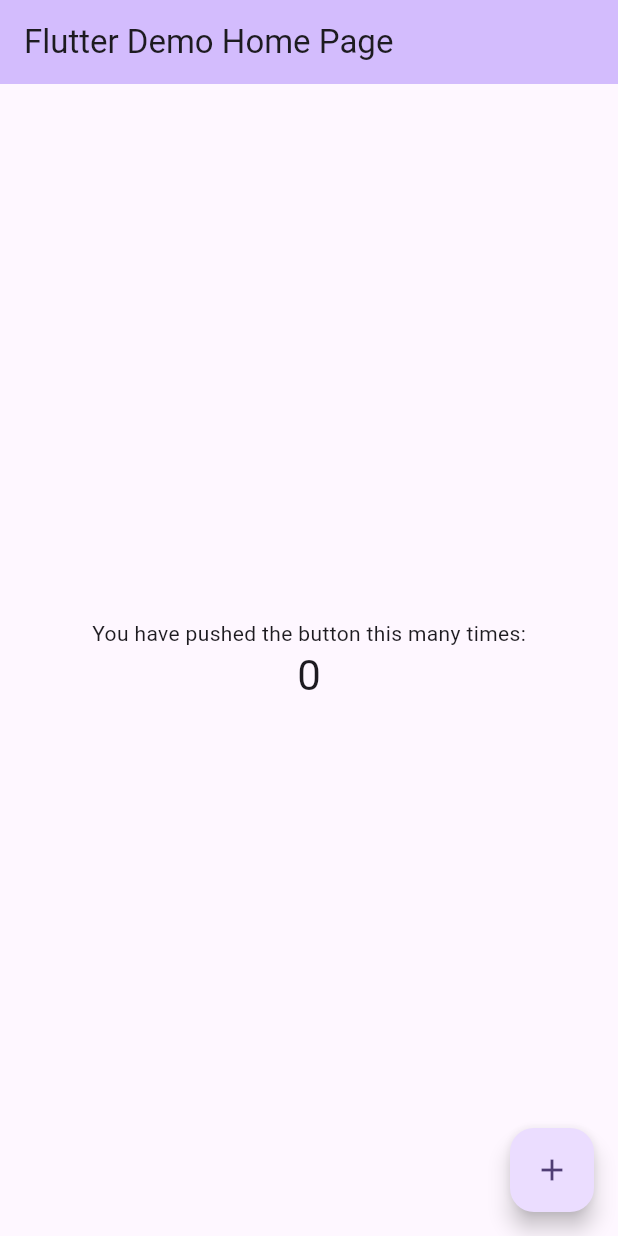
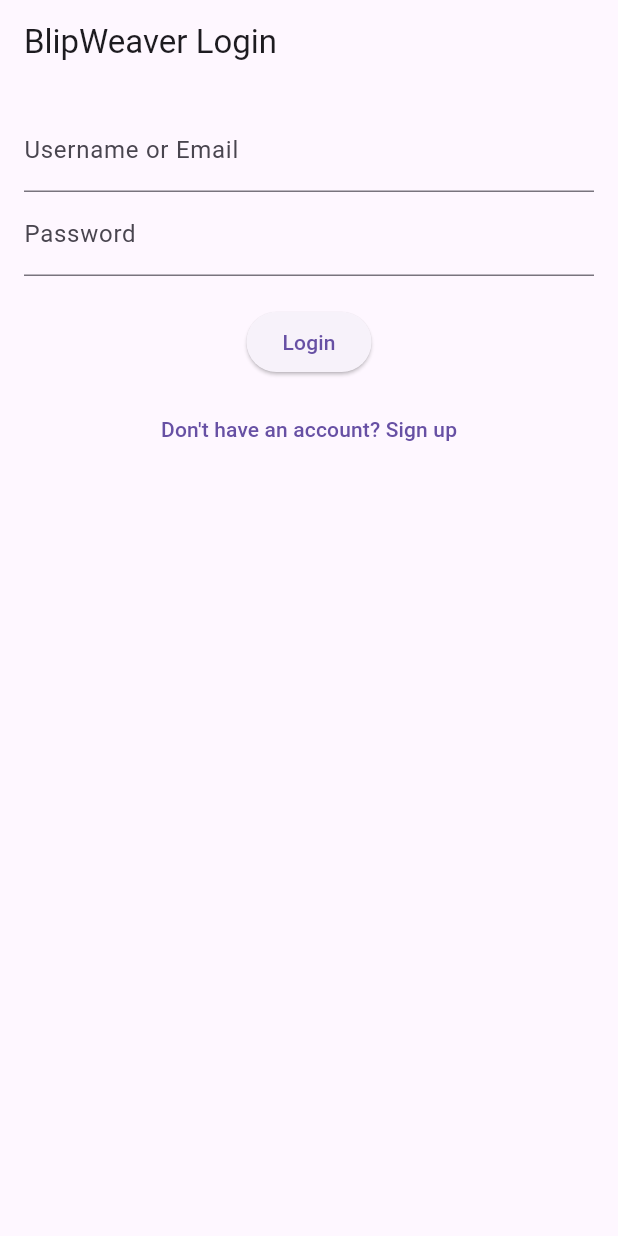
Before and after one commit to Hecate946/blipweaver, a Flutter app: the screen it shows after launch, on a phone screen of 412 x 824 dp. Run offline on Flutter 3.47's test engine with Material 3 defaults, Android fonts, the phone set to English and light mode, and no system bars; our stand-ins replace dio, flutter_riverpod.

Commit message:
create frontend structure and implement barebones login/signup system

```diff
--- /dev/null
+++ b/frontend/lib/core/constants.dart
@@ -0,0 +1,3 @@
+class Constants {
+  static const String baseUrl = "http://10.0.2.2:8000/auth";
+}
--- /dev/null
+++ b/frontend/lib/features/authentication/data/datasources/auth_remote_data_source.dart
@@ -0,0 +1,42 @@
+import 'package:dio/dio.dart';
+import 'package:frontend/core/constants.dart';
+import 'package:frontend/features/authentication/data/models/login_model.dart';
+
+abstract class AuthRemoteDataSource {
+  Future<LoginModel> login(String identifier, String password);
+  Future<void> signup(String username, String email, String password); // ✅ No need for separate API service
+}
+
+class AuthRemoteDataSourceImpl implements AuthRemoteDataSource {
+  final Dio dio;
+
+  AuthRemoteDataSourceImpl({required this.dio});
+
+  @override
+  Future<LoginModel> login(String identifier, String password) async {
+    try {
+      final response = await dio.post('${Constants.baseUrl}/login', data: {
+        "identifier": identifier,
+        "password": password
+      });
+      return LoginModel.fromJson(response.data);
+    } catch (e) {
+      print("Login API Error: $e"); // ✅ Log errors instead of crashing
+      throw Exception("Login failed");
+    }
+  }
+
+  @override
+  Future<void> signup(String username, String email, String password) async {
+    try {
+      await dio.post('${Constants.baseUrl}/signup', data: {
+        "username": username,
+        "email": email,
+        "password": password
+      });
+    } catch (e) {
+      print("Signup API Error: $e"); // ✅ Log errors for debugging
+      throw Exception("Signup failed");
+    }
+  }
+}
--- /dev/null
+++ b/frontend/lib/features/authentication/data/models/login_model.dart
@@ -0,0 +1,13 @@
+import 'package:frontend/features/authentication/domain/entities/user.dart';
+
+class LoginModel extends User {
+  LoginModel({required String email, required String username})
+      : super(email: email, username: username);
+
+  factory LoginModel.fromJson(Map<String, dynamic> json) {
+    return LoginModel(
+      email: json['email'],
+      username: json['username'],
+    );
+  }
+}
--- /dev/null
+++ b/frontend/lib/features/authentication/data/repositories/auth_repository_impl.dart
@@ -0,0 +1,19 @@
+import 'package:frontend/features/authentication/data/datasources/auth_remote_data_source.dart';
+import 'package:frontend/features/authentication/domain/entities/user.dart';
+import 'package:frontend/features/authentication/domain/repositories/auth_repository.dart';
+
+class AuthRepositoryImpl implements AuthRepository {
+  final AuthRemoteDataSource remoteDataSource;
+
+  AuthRepositoryImpl({required this.remoteDataSource});
+
+  @override
+  Future<User> login(String identifier, String password) async {
+    return await remoteDataSource.login(identifier, password);
+  }
+
+  @override
+  Future<void> signup(String username, String email, String password) async {
+    await remoteDataSource.signup(username, email, password);
+  }
+}
--- /dev/null
+++ b/frontend/lib/features/authentication/domain/entities/user.dart
@@ -0,0 +1,6 @@
+class User {
+  final String email;
+  final String username;
+
+  User({required this.email, required this.username});
+}
--- /dev/null
+++ b/frontend/lib/features/authentication/domain/repositories/auth_repository.dart
@@ -0,0 +1,6 @@
+import 'package:frontend/features/authentication/domain/entities/user.dart';
+
+abstract class AuthRepository {
+  Future<User> login(String identifier, String password);
+  Future<void> signup(String username, String email, String password); // ✅ Add this line
+}
--- /dev/null
+++ b/frontend/lib/features/authentication/domain/usecases/login_usecase.dart
@@ -0,0 +1,12 @@
+import 'package:frontend/features/authentication/domain/entities/user.dart';
+import 'package:frontend/features/authentication/domain/repositories/auth_repository.dart';
+
+class LoginUseCase {
+  final AuthRepository repository;
+
+  LoginUseCase({required this.repository});
+
+  Future<User> call(String identifier, String password) {
+    return repository.login(identifier, password);
+  }
+}
--- /dev/null
+++ b/frontend/lib/features/authentication/domain/usecases/signup_usecase.dart
@@ -0,0 +1,11 @@
+import 'package:frontend/features/authentication/domain/repositories/auth_repository.dart';
+
+class SignupUseCase {
+  final AuthRepository repository;
+
+  SignupUseCase({required this.repository});
+
+  Future<void> call(String username, String email, String password) async {
+    await repository.signup(username, email, password);
+  }
+}
--- /dev/null
+++ b/frontend/lib/features/authentication/presentation/pages/login_screen.dart
@@ -0,0 +1,63 @@
+import 'package:flutter/material.dart';
+import 'package:flutter_riverpod/flutter_riverpod.dart';
+import 'package:frontend/features/authentication/presentation/providers/auth_provider.dart';
+import 'package:frontend/features/authentication/presentation/pages/signup_screen.dart';
+
+class LoginScreen extends ConsumerWidget {
+  final TextEditingController identifierController = TextEditingController();
+  final TextEditingController passwordController = TextEditingController();
+
+  @override
+  Widget build(BuildContext context, WidgetRef ref) {
+    final auth = ref.watch(authProvider);
+
+    return Scaffold(
+      appBar: AppBar(title: Text('BlipWeaver Login')),
+      body: Padding(
+        padding: EdgeInsets.all(16),
+        child: Column(
+          children: [
+            TextField(
+              controller: identifierController,
+              decoration: InputDecoration(labelText: 'Username or Email'),
+            ),
+            TextField(
+              controller: passwordController,
+              obscureText: true,
+              decoration: InputDecoration(labelText: 'Password'),
+            ),
+            SizedBox(height: 20),
+            ElevatedButton(
+              onPressed: () async {
+                bool success = await ref.read(authProvider.notifier).login(
+                  identifierController.text,
+                  passwordController.text
+                );
+                if (success) {
+                  ScaffoldMessenger.of(context).showSnackBar(
+                    SnackBar(content: Text('Login Successful!'))
+                  );
+                } else {
+                  ScaffoldMessenger.of(context).showSnackBar(
+                    SnackBar(content: Text('Login Failed!'))
+                  );
+                }
+              },
+              child: auth ? CircularProgressIndicator() : Text('Login'),
+            ),
+            SizedBox(height: 10),
+            TextButton(
+              onPressed: () {
+                Navigator.push(
+                  context,
+                  MaterialPageRoute(builder: (context) => SignupScreen()),
+                );
+              },
+              child: Text("Don't have an account? Sign up"),
+            ),
+          ],
+        ),
+      ),
+    );
+  }
+}
--- /dev/null
+++ b/frontend/lib/features/authentication/presentation/providers/auth_provider.dart
@@ -0,0 +1,24 @@
+import 'package:flutter_riverpod/flutter_riverpod.dart';
+import 'package:frontend/features/authentication/domain/usecases/login_usecase.dart';
+import 'package:frontend/injection_container.dart';
+
+final authProvider = StateNotifierProvider<AuthNotifier, bool>((ref) {
+  final loginUseCase = ref.watch(loginUseCaseProvider); // ✅ Ensure correct provider access
+  return AuthNotifier(loginUseCase);
+});
+
+class AuthNotifier extends StateNotifier<bool> {
+  final LoginUseCase loginUseCase;
+
+  AuthNotifier(this.loginUseCase) : super(false);
+
+  Future<bool> login(String identifier, String password) async {
+    try {
+      await loginUseCase(identifier, password);
+      state = true;
+      return true;
+    } catch (e) {
+      return false;
+    }
+  }
+}
--- a/frontend/lib/main.dart
+++ b/frontend/lib/main.dart
@@ -1,122 +1,19 @@
 import 'package:flutter/material.dart';
+import 'package:flutter_riverpod/flutter_riverpod.dart';
+import 'package:frontend/features/authentication/presentation/pages/login_screen.dart';
+import 'package:frontend/injection_container.dart'; // Ensure providers are registered
 
 void main() {
-  runApp(const MyApp());
+  runApp(ProviderScope(child: MyApp())); // ✅ Ensures Riverpod is initialized
 }
 
 class MyApp extends StatelessWidget {
-  const MyApp({super.key});
-
-  // This widget is the root of your application.
   @override
   Widget build(BuildContext context) {
     return MaterialApp(
-      title: 'Flutter Demo',
-      theme: ThemeData(
-        // This is the theme of your application.
-        //
-        // TRY THIS: Try running your application with "flutter run". You'll see
-        // the application has a purple toolbar. Then, without quitting the app,
-        // try changing the seedColor in the colorScheme below to Colors.green
-        // and then invoke "hot reload" (save your changes or press the "hot
-        // reload" button in a Flutter-supported IDE, or press "r" if you used
-        // the command line to start the app).
-        //
-        // Notice that the counter didn't reset back to zero; the application
-        // state is not lost during the reload. To reset the state, use hot
-        // restart instead.
-        //
-        // This works for code too, not just values: Most code changes can be
-        // tested with just a hot reload.
-        colorScheme: ColorScheme.fromSeed(seedColor: Colors.deepPurple),
-      ),
-      home: const MyHomePage(title: 'Flutter Demo Home Page'),
+      debugShowCheckedModeBanner: false,
+      title: 'BlipWeaver',
+      home: LoginScreen(),
     );
   }
 }
-
-class MyHomePage extends StatefulWidget {
-  const MyHomePage({super.key, required this.title});
-
-  // This widget is the home page of your application. It is stateful, meaning
-  // that it has a State object (defined below) that contains fields that affect
-  // how it looks.
-
-  // This class is the configuration for the state. It holds the values (in this
-  // case the title) provided by the parent (in this case the App widget) and
-  // used by the build method of the State. Fields in a Widget subclass are
-  // always marked "final".
-
-  final String title;
-
-  @override
-  State<MyHomePage> createState() => _MyHomePageState();
-}
-
-class _MyHomePageState extends State<MyHomePage> {
-  int _counter = 0;
-
-  void _incrementCounter() {
-    setState(() {
-      // This call to setState tells the Flutter framework that something has
-      // changed in this State, which causes it to rerun the build method below
-      // so that the display can reflect the updated values. If we changed
-      // _counter without calling setState(), then the build method would not be
-      // called again, and so nothing would appear to happen.
-      _counter++;
-    });
-  }
-
-  @override
-  Widget build(BuildContext context) {
-    // This method is rerun every time setState is called, for instance as done
-    // by the _incrementCounter method above.
-    //
-    // The Flutter framework has been optimized to make rerunning build methods
-    // fast, so that you can just rebuild anything that needs updating rather
-    // than having to individually change instances of widgets.
-    return Scaffold(
-      appBar: AppBar(
-        // TRY THIS: Try changing the color here to a specific color (to
-        // Colors.amber, perhaps?) and trigger a hot reload to see the AppBar
-        // change color while the other colors stay the same.
-        backgroundColor: Theme.of(context).colorScheme.inversePrimary,
-        // Here we take the value from the MyHomePage object that was created by
-        // the App.build method, and use it to set our appbar title.
-        title: Text(widget.title),
-      ),
-      body: Center(
-        // Center is a layout widget. It takes a single child and positions it
-        // in the middle of the parent.
-        child: Column(
-          // Column is also a layout widget. It takes a list of children and
-          // arranges them vertically. By default, it sizes itself to fit its
-          // children horizontally, and tries to be as tall as its parent.
-          //
-          // Column has various properties to control how it sizes itself and
-          // how it positions its children. Here we use mainAxisAlignment to
-          // center the children vertically; the main axis here is the vertical
-          // axis because Columns are vertical (the cross axis would be
-          // horizontal).
-          //
-          // TRY THIS: Invoke "debug painting" (choose the "Toggle Debug Paint"
-          // action in the IDE, or press "p" in the console), to see the
-          // wireframe for each widget.
-          mainAxisAlignment: MainAxisAlignment.center,
-          children: <Widget>[
-            const Text('You have pushed the button this many times:'),
-            Text(
-              '$_counter',
-              style: Theme.of(context).textTheme.headlineMedium,
-            ),
-          ],
-        ),
-      ),
-      floatingActionButton: FloatingActionButton(
-        onPressed: _incrementCounter,
-        tooltip: 'Increment',
-        child: const Icon(Icons.add),
-      ), // This trailing comma makes auto-formatting nicer for build methods.
-    );
-  }
-}
```
Also changed, not shown: frontend/lib/features/authentication/presentation/pages/signup_screen.dart (added, +59 -0 lines), frontend/lib/features/authentication/presentation/providers/signup_provider.dart (added, +24 -0 lines), frontend/lib/injection_container.dart (added, +30 -0 lines), frontend/pubspec.yaml (+4 -7 lines), 6 other files.
